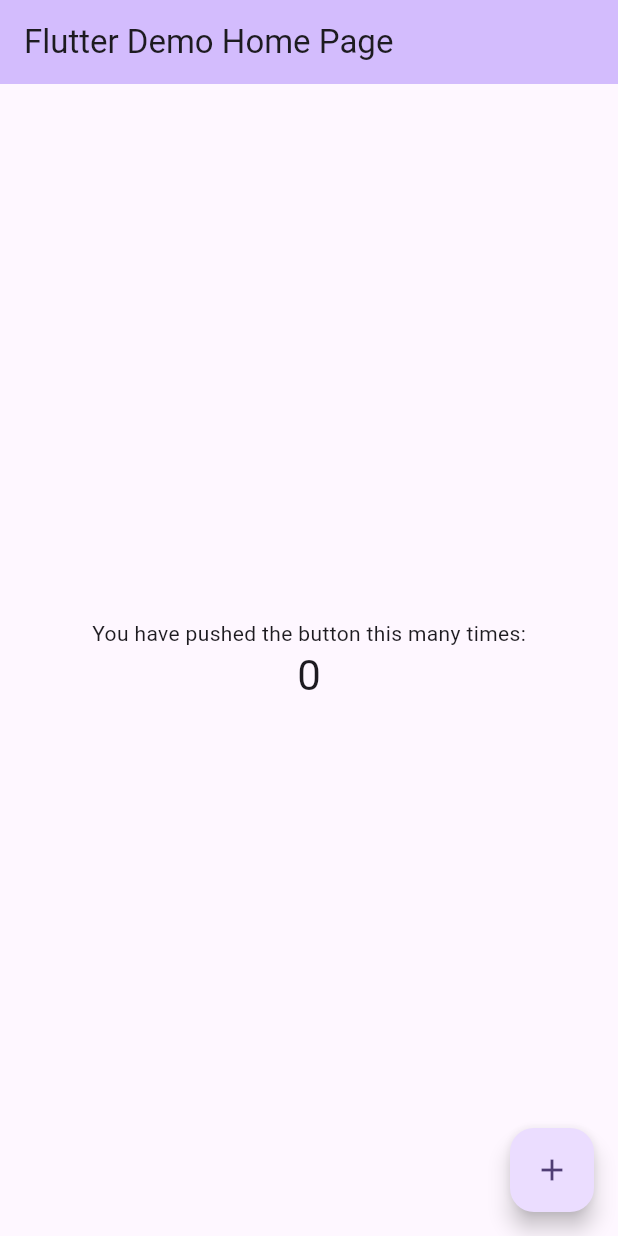
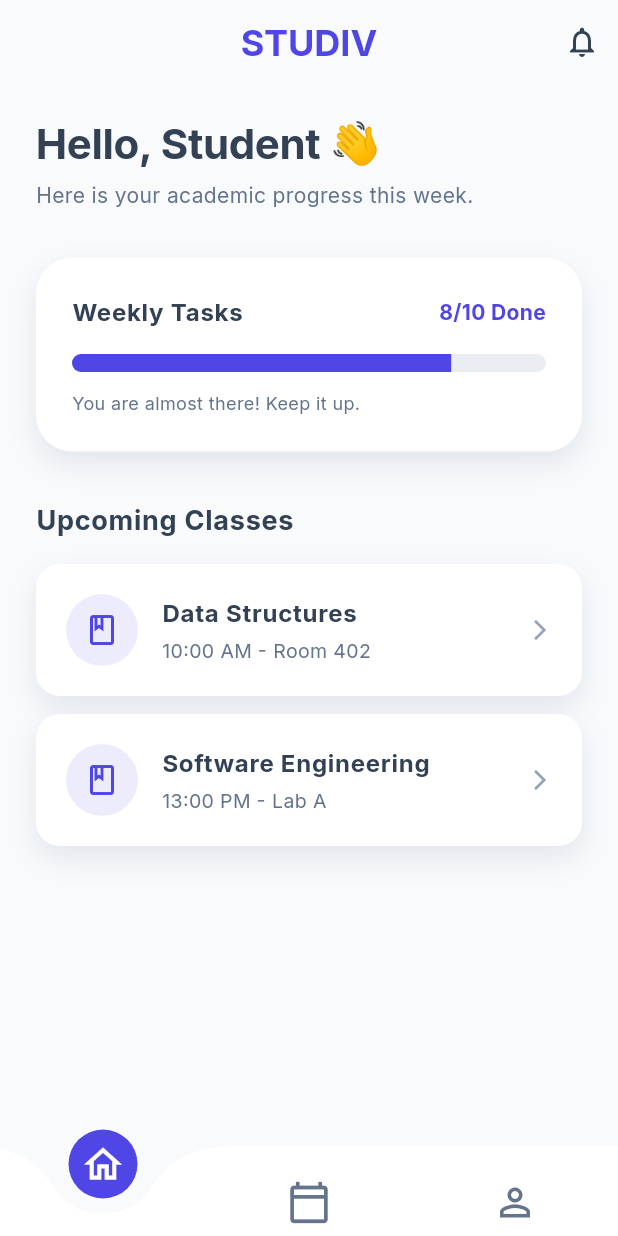
Before and after one commit to mohdikrullah/Studiv, a Flutter app: the screen it shows after launch, on a phone screen of 412 x 824 dp. Run offline on Flutter 3.47's test engine with Material 3 defaults, Android fonts, the light colour scheme and no system bars; drawn by our look-alikes of curved_navigation_bar; our stand-ins replace google_fonts.

Commit message:
feat: implement elegant ui layouting

```diff
--- a/lib/main.dart
+++ b/lib/main.dart
@@ -1,122 +1,21 @@
 import 'package:flutter/material.dart';
+import 'theme/app_theme.dart';
+import 'screens/main_screen.dart';
 
 void main() {
-  runApp(const MyApp());
+  runApp(const EduFlowApp());
 }
 
-class MyApp extends StatelessWidget {
-  const MyApp({super.key});
+class EduFlowApp extends StatelessWidget {
+  const EduFlowApp({Key? key}) : super(key: key);
 
-  // This widget is the root of your application.
   @override
   Widget build(BuildContext context) {
     return MaterialApp(
-      title: 'Flutter Demo',
-      theme: ThemeData(
-        // This is the theme of your application.
-        //
-        // TRY THIS: Try running your application with "flutter run". You'll see
-        // the application has a purple toolbar. Then, without quitting the app,
-        // try changing the seedColor in the colorScheme below to Colors.green
-        // and then invoke "hot reload" (save your changes or press the "hot
-        // reload" button in a Flutter-supported IDE, or press "r" if you used
-        // the command line to start the app).
-        //
-        // Notice that the counter didn't reset back to zero; the application
-        // state is not lost during the reload. To reset the state, use hot
-        // restart instead.
-        //
-        // This works for code too, not just values: Most code changes can be
-        // tested with just a hot reload.
-        colorScheme: .fromSeed(seedColor: Colors.deepPurple),
-      ),
-      home: const MyHomePage(title: 'Flutter Demo Home Page'),
+      title: 'STUDIV',
+      debugShowCheckedModeBanner: false,
+      theme: AppTheme.lightTheme,
+      home: const MainScreen(),
     );
   }
 }
-
-class MyHomePage extends StatefulWidget {
-  const MyHomePage({super.key, required this.title});
-
-  // This widget is the home page of your application. It is stateful, meaning
-  // that it has a State object (defined below) that contains fields that affect
-  // how it looks.
-
-  // This class is the configuration for the state. It holds the values (in this
-  // case the title) provided by the parent (in this case the App widget) and
-  // used by the build method of the State. Fields in a Widget subclass are
-  // always marked "final".
-
-  final String title;
-
-  @override
-  State<MyHomePage> createState() => _MyHomePageState();
-}
-
-class _MyHomePageState extends State<MyHomePage> {
-  int _counter = 0;
-
-  void _incrementCounter() {
-    setState(() {
-      // This call to setState tells the Flutter framework that something has
-      // changed in this State, which causes it to rerun the build method below
-      // so that the display can reflect the updated values. If we changed
-      // _counter without calling setState(), then the build method would not be
-      // called again, and so nothing would appear to happen.
-      _counter++;
-    });
-  }
-
-  @override
-  Widget build(BuildContext context) {
-    // This method is rerun every time setState is called, for instance as done
-    // by the _incrementCounter method above.
-    //
-    // The Flutter framework has been optimized to make rerunning build methods
-    // fast, so that you can just rebuild anything that needs updating rather
-    // than having to individually change instances of widgets.
-    return Scaffold(
-      appBar: AppBar(
-        // TRY THIS: Try changing the color here to a specific color (to
-        // Colors.amber, perhaps?) and trigger a hot reload to see the AppBar
-        // change color while the other colors stay the same.
-        backgroundColor: Theme.of(context).colorScheme.inversePrimary,
-        // Here we take the value from the MyHomePage object that was created by
-        // the App.build method, and use it to set our appbar title.
-        title: Text(widget.title),
-      ),
-      body: Center(
-        // Center is a layout widget. It takes a single child and positions it
-        // in the middle of the parent.
-        child: Column(
-          // Column is also a layout widget. It takes a list of children and
-          // arranges them vertically. By default, it sizes itself to fit its
-          // children horizontally, and tries to be as tall as its parent.
-          //
-          // Column has various properties to control how it sizes itself and
-          // how it positions its children. Here we use mainAxisAlignment to
-          // center the children vertically; the main axis here is the vertical
-          // axis because Columns are vertical (the cross axis would be
-          // horizontal).
-          //
-          // TRY THIS: Invoke "debug painting" (choose the "Toggle Debug Paint"
-          // action in the IDE, or press "p" in the console), to see the
-          // wireframe for each widget.
-          mainAxisAlignment: .center,
-          children: [
-            const Text('You have pushed the button this many times:'),
-            Text(
-              '$_counter',
-              style: Theme.of(context).textTheme.headlineMedium,
-            ),
-          ],
-        ),
-      ),
-      floatingActionButton: FloatingActionButton(
-        onPressed: _incrementCounter,
-        tooltip: 'Increment',
-        child: const Icon(Icons.add),
-      ),
-    );
-  }
-}
--- /dev/null
+++ b/lib/screens/dashboard/dashboard_screen.dart
@@ -0,0 +1,154 @@
+import 'package:flutter/material.dart';
+import '../../theme/app_theme.dart';
+
+class DashboardScreen extends StatelessWidget {
+  const DashboardScreen({Key? key}) : super(key: key);
+
+  @override
+  Widget build(BuildContext context) {
+    return Scaffold(
+      backgroundColor: AppTheme.backgroundColor,
+      appBar: AppBar(
+        title: Text(
+          'STUDIV',
+          style: Theme.of(context).textTheme.displayMedium?.copyWith(
+                color: AppTheme.primaryColor,
+                fontSize: 24,
+              ),
+        ),
+        actions: [
+          IconButton(
+            icon: const Icon(Icons.notifications_outlined),
+            onPressed: () {},
+          )
+        ],
+      ),
+      body: SafeArea(
+        child: SingleChildScrollView(
+          padding: const EdgeInsets.all(24.0),
+          child: Column(
+            crossAxisAlignment: CrossAxisAlignment.start,
+            children: [
+              Text(
+                'Hello, Student 👋',
+                style: Theme.of(context).textTheme.displayLarge?.copyWith(fontSize: 28),
+              ),
+              const SizedBox(height: 8),
+              Text(
+                'Here is your academic progress this week.',
+                style: Theme.of(context).textTheme.bodyMedium,
+              ),
+              const SizedBox(height: 32),
+
+              // Progress Bar Card (Neumorphic-ish / Modern)
+              Container(
+                width: double.infinity,
+                padding: const EdgeInsets.all(24),
+                decoration: BoxDecoration(
+                  color: AppTheme.surfaceColor,
+                  borderRadius: BorderRadius.circular(24),
+                  boxShadow: AppTheme.softShadow,
+                ),
+                child: Column(
+                  crossAxisAlignment: CrossAxisAlignment.start,
+                  children: [
+                    Row(
+                      mainAxisAlignment: MainAxisAlignment.spaceBetween,
+                      children: [
+                        Text(
+                          'Weekly Tasks',
+                          style: Theme.of(context).textTheme.bodyLarge?.copyWith(
+                                fontWeight: FontWeight.bold,
+                              ),
+                        ),
+                        Text(
+                          '8/10 Done',
+                          style: Theme.of(context).textTheme.bodyMedium?.copyWith(
+                                color: AppTheme.primaryColor,
+                                fontWeight: FontWeight.bold,
+                              ),
+                        ),
+                      ],
+                    ),
+                    const SizedBox(height: 16),
+                    ClipRRect(
+                      borderRadius: BorderRadius.circular(10),
+                      child: LinearProgressIndicator(
+                        value: 0.8, // 80% progress
+                        minHeight: 12,
+                        backgroundColor: AppTheme.slateLight.withValues(alpha: 0.2),
+                        valueColor: const AlwaysStoppedAnimation<Color>(AppTheme.primaryColor),
+                      ),
+                    ),
+                    const SizedBox(height: 12),
+                    Text(
+                      'You are almost there! Keep it up.',
+                      style: Theme.of(context).textTheme.bodyMedium?.copyWith(fontSize: 12),
+                    ),
+                  ],
+                ),
+              ),
+
+              const SizedBox(height: 32),
+
+              // Placeholder for more content (e.g. Next Class)
+              Text(
+                'Upcoming Classes',
+                style: Theme.of(context).textTheme.bodyLarge?.copyWith(
+                      fontWeight: FontWeight.bold,
+                      fontSize: 18,
+                    ),
+              ),
+              const SizedBox(height: 16),
+              _buildUpcomingClassCard(context, 'Data Structures', '10:00 AM - Room 402'),
+              const SizedBox(height: 12),
+              _buildUpcomingClassCard(context, 'Software Engineering', '13:00 PM - Lab A'),
+            ],
+          ),
+        ),
+      ),
+    );
+  }
+
+  Widget _buildUpcomingClassCard(BuildContext context, String title, String time) {
+    return Container(
+      width: double.infinity,
+      padding: const EdgeInsets.all(20),
+      decoration: BoxDecoration(
+        color: AppTheme.surfaceColor,
+        borderRadius: BorderRadius.circular(16),
+        boxShadow: AppTheme.softShadow,
+      ),
+      child: Row(
+        children: [
+          Container(
+            padding: const EdgeInsets.all(12),
+            decoration: BoxDecoration(
+              color: AppTheme.primaryColor.withValues(alpha: 0.1),
+              shape: BoxShape.circle,
+            ),
+            child: const Icon(Icons.class_outlined, color: AppTheme.primaryColor),
+          ),
+          const SizedBox(width: 16),
+          Expanded(
+            child: Column(
+              crossAxisAlignment: CrossAxisAlignment.start,
+              children: [
+                Text(
+                  title,
+                  style: Theme.of(context).textTheme.bodyLarge?.copyWith(fontWeight: FontWeight.bold),
+                ),
+                const SizedBox(height: 4),
+                Text(
+                  time,
+                  style: Theme.of(context).textTheme.bodyMedium?.copyWith(fontSize: 13),
+                ),
+              ],
+            ),
+          ),
+          const Icon(Icons.arrow_forward_ios, size: 16, color: AppTheme.slateLight),
+        ],
+      ),
+    );
+  }
+}
--- /dev/null
+++ b/lib/screens/main_screen.dart
@@ -0,0 +1,59 @@
+import 'package:flutter/material.dart';
+import 'package:curved_navigation_bar/curved_navigation_bar.dart';
+import '../theme/app_theme.dart';
+import 'dashboard/dashboard_screen.dart';
+
+class MainScreen extends StatefulWidget {
+  const MainScreen({Key? key}) : super(key: key);
+
+  @override
+  State<MainScreen> createState() => _MainScreenState();
+}
+
+class _MainScreenState extends State<MainScreen> {
+  int _pageIndex = 0;
+
+  // List of screens to navigate to
+  final List<Widget> _screens = [
+    const DashboardScreen(),
+    const Center(child: Text("Calendar Screen (Coming Soon)")),
+    const Center(child: Text("Profile Screen (Coming Soon)")),
+  ];
+
+  @override
+  Widget build(BuildContext context) {
+    return Scaffold(
+      body: _screens[_pageIndex],
+      bottomNavigationBar: CurvedNavigationBar(
+        backgroundColor: AppTheme.backgroundColor,
+        color: AppTheme.surfaceColor,
+        buttonBackgroundColor: AppTheme.primaryColor,
+        height: 60,
+        animationDuration: const Duration(milliseconds: 300),
+        index: _pageIndex,
+        items: [
+          Icon(
+            Icons.home_outlined,
+            size: 30,
+            color: _pageIndex == 0 ? Colors.white : AppTheme.slateGray,
+          ),
+          Icon(
+            Icons.calendar_today_outlined,
+            size: 30,
+            color: _pageIndex == 1 ? Colors.white : AppTheme.slateGray,
+          ),
+          Icon(
+            Icons.person_outline,
+            size: 30,
+            color: _pageIndex == 2 ? Colors.white : AppTheme.slateGray,
+          ),
+        ],
+        onTap: (index) {
+          setState(() {
+            _pageIndex = index;
+          });
+        },
+      ),
+    );
+  }
+}
--- /dev/null
+++ b/lib/theme/app_theme.dart
@@ -0,0 +1,59 @@
+import 'package:flutter/material.dart';
+import 'package:google_fonts/google_fonts.dart';
+
+class AppTheme {
+  // --- Color Palette ---
+  // Primary: Indigo
+  static const Color primaryColor = Color(0xFF4F46E5); // Indigo 600
+  static const Color primaryLight = Color(0xFF818CF8); // Indigo 400
+  static const Color primaryDark = Color(0xFF3730A3);  // Indigo 800
+
+  // Secondary / Text: Slate Gray
+  static const Color slateGray = Color(0xFF64748B);    // Slate 500
+  static const Color slateDark = Color(0xFF334155);    // Slate 700
+  static const Color slateLight = Color(0xFF94A3B8);   // Slate 400
+
+  // Background
+  static const Color backgroundColor = Color(0xFFF8FAFC); // Slate 50
+  static const Color surfaceColor = Colors.white;
+
+  // --- Neumorphic / UI Helpers ---
+  static List<BoxShadow> softShadow = [
+    BoxShadow(
+      color: slateGray.withValues(alpha: 0.15),
+      blurRadius: 15,
+      offset: const Offset(0, 8),
+    )
+  ];
+
+  static ThemeData get lightTheme {
+    return ThemeData(
+      primaryColor: primaryColor,
+      scaffoldBackgroundColor: backgroundColor,
+      colorScheme: const ColorScheme.light(
+        primary: primaryColor,
+        secondary: slateGray,
+        surface: surfaceColor,
+      ),
+      textTheme: GoogleFonts.interTextTheme().copyWith(
+        displayLarge: GoogleFonts.inter(color: slateDark, fontWeight: FontWeight.bold),
+        displayMedium: GoogleFonts.inter(color: slateDark, fontWeight: FontWeight.bold),
+        bodyLarge: GoogleFonts.inter(color: slateDark),
+        bodyMedium: GoogleFonts.inter(color: slateGray),
+      ),
+      appBarTheme: const AppBarTheme(
+        backgroundColor: Colors.transparent,
+        elevation: 0,
+        iconTheme: IconThemeData(color: slateDark),
+        centerTitle: true,
+      ),
+      cardTheme: CardThemeData(
+        color: surfaceColor,
+        elevation: 0,
+        shape: RoundedRectangleBorder(
+          borderRadius: BorderRadius.circular(20),
+        ),
+      ),
+    );
+  }
+}
--- a/pubspec.yaml
+++ b/pubspec.yaml
@@ -34,6 +34,8 @@ dependencies:
   # The following adds the Cupertino Icons font to your application.
   # Use with the CupertinoIcons class for iOS style icons.
   cupertino_icons: ^1.0.8
+  curved_navigation_bar: ^1.0.6
+  google_fonts: ^8.1.0
 
 dev_dependencies:
   flutter_test:
```
Also changed, not shown: pubspec.lock, 3 other files.
